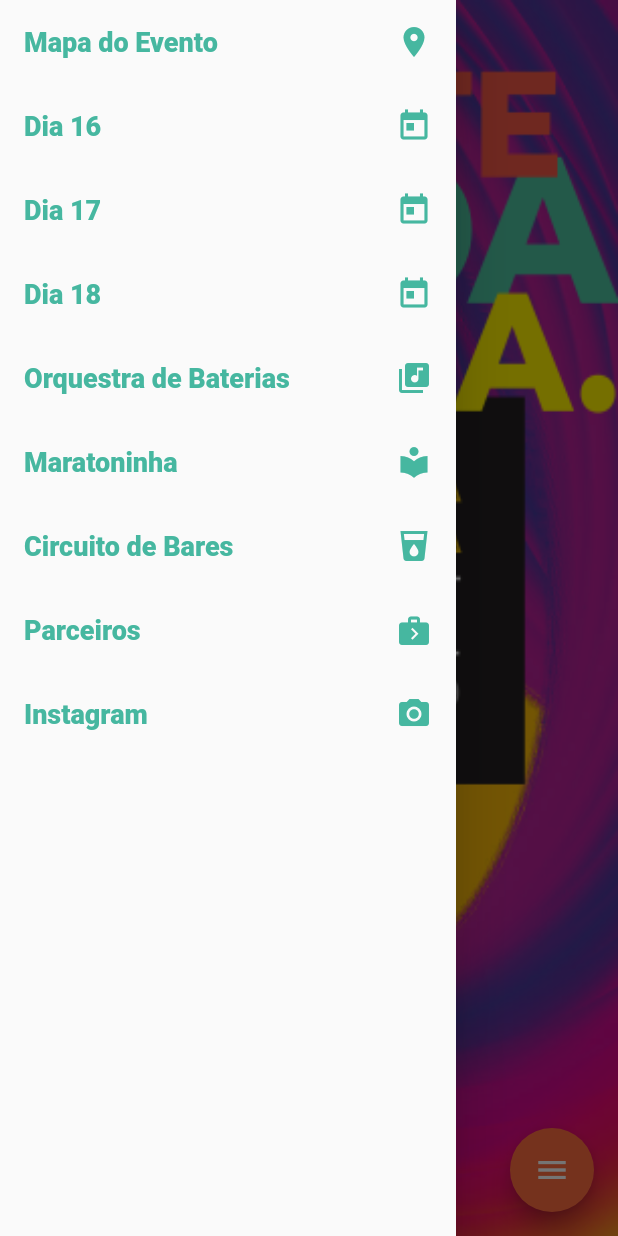
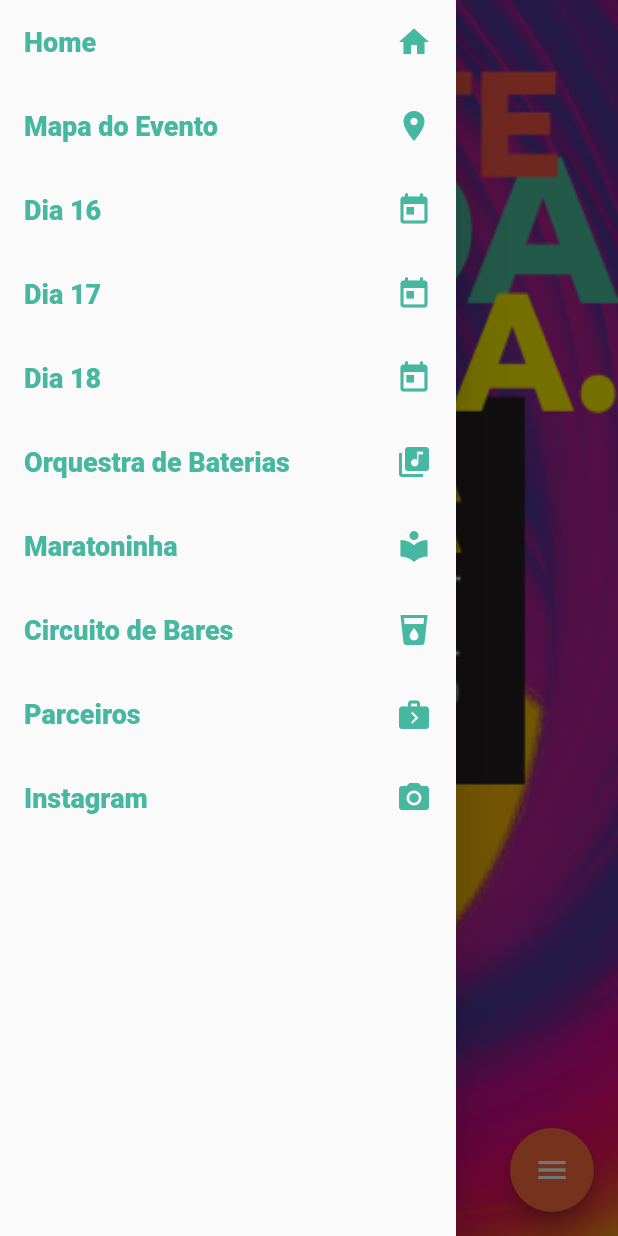
Before and after one commit to mmazon/maratona-cultural-app, a Flutter app: the screen it shows after launch, with the side drawer open, on a phone screen of 412 x 824 dp. Run offline on Flutter 3.47's test engine with Material 2 defaults, Android fonts, the phone set to English and light mode, and no system bars.

Commit message:
alteracao menu

```diff
--- a/lib/ui/maratona.dart
+++ b/lib/ui/maratona.dart
@@ -12,7 +12,16 @@ class MaratonaCultural extends StatefulWidget{
            child: ListView(
             children: <Widget>[
               ListTile(
-
+                title: Text("Home", style: TextStyle(fontWeight: FontWeight.w800, color: Color(0xff46B7A0), fontSize: 18.0),),
+                trailing: Icon(Icons.home, color: Color(0xff46B7A0)),
+                 onTap: () {
+                    Navigator.push(
+                      context,
+                      MaterialPageRoute(builder: (context) => GoToHome()),
+                    );
+                },
+              ),
+              ListTile(
                 title: Text("Mapa do Evento", style: TextStyle(fontWeight: FontWeight.w800, color: Color(0xff46B7A0), fontSize: 18.0),),
                 trailing: Icon(Icons.location_on, color: Color(0xff46B7A0)),
                  onTap: () {
--- a/pubspec.yaml
+++ b/pubspec.yaml
@@ -11,7 +11,7 @@ description: App para divulgação de eventos do Instituto Maratona Cultural
 # In iOS, build-name is used as CFBundleShortVersionString while build-number used as CFBundleVersion.
 # Read more about iOS versioning at
 # https://developer.apple.com/library/archive/documentation/General/Reference/InfoPlistKeyReference/Articles/CoreFoundationKeys.html
-version: 1.0.3+3
+version: 1.0.4+4
 
 environment:
   sdk: ">=2.1.0 <3.0.0"
```
